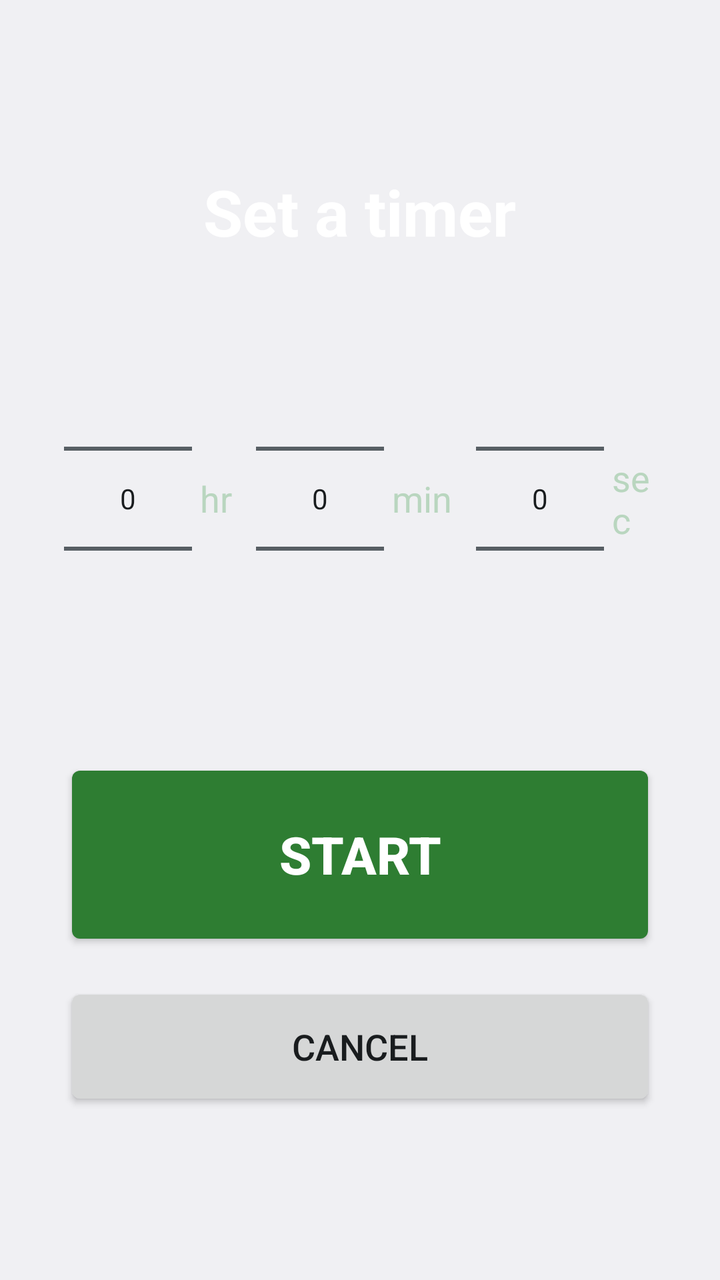
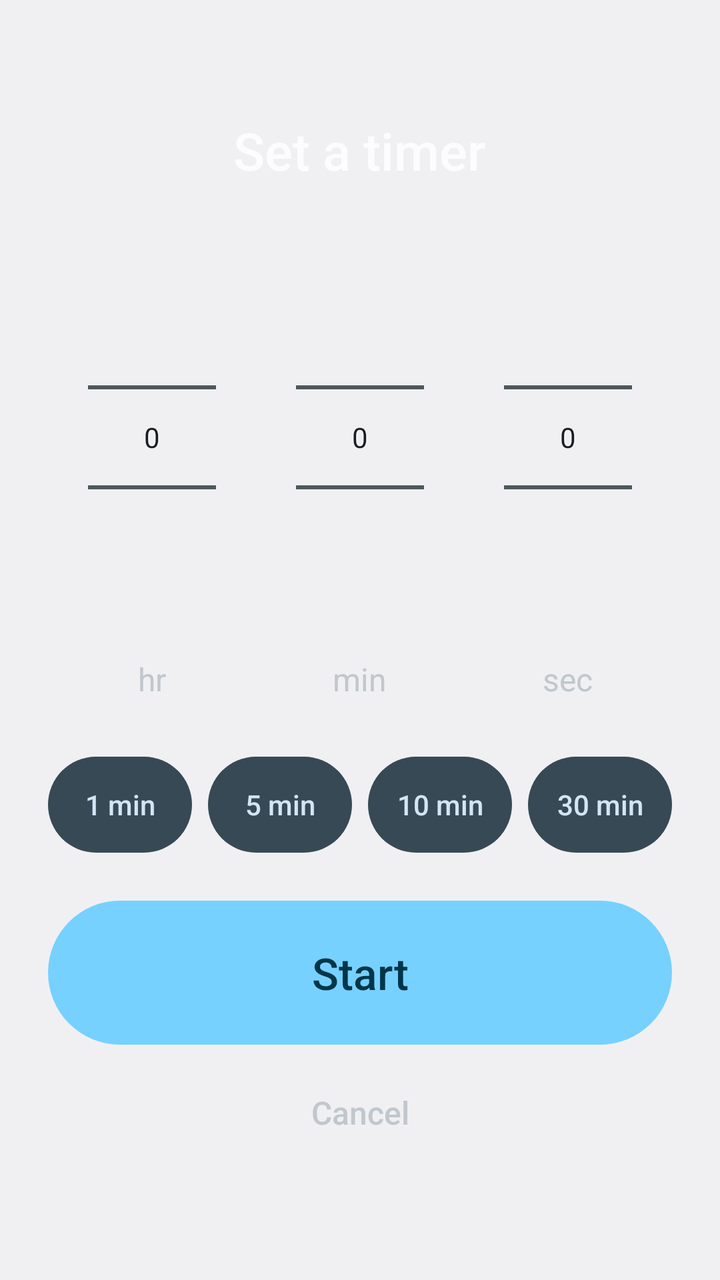

Before-and-after screenshots of an Android layout around one commit, followed by the original layout XML and the change that was made.
<!-- AndroidManifest.xml: application theme AppTheme -->
<!-- res/layout/activity_custom.xml -->
<?xml version="1.0" encoding="utf-8"?>
<LinearLayout xmlns:android="http://schemas.android.com/apk/res/android"
    android:layout_width="match_parent"
    android:layout_height="match_parent"
    android:gravity="center"
    android:orientation="vertical"
    android:padding="32dp">

    <TextView
        android:layout_width="wrap_content"
        android:layout_height="wrap_content"
        android:text="@string/custom_title"
        android:textColor="@color/ring_fg"
        android:textSize="32sp"
        android:textStyle="bold" />

    <LinearLayout
        android:layout_width="wrap_content"
        android:layout_height="wrap_content"
        android:layout_marginTop="32dp"
        android:gravity="center_vertical"
        android:orientation="horizontal">

        <NumberPicker
            android:id="@+id/pickHours"
            android:layout_width="wrap_content"
            android:layout_height="wrap_content"
            android:contentDescription="@string/custom_hours" />

        <TextView
            android:layout_width="wrap_content"
            android:layout_height="wrap_content"
            android:layout_marginStart="4dp"
            android:layout_marginEnd="12dp"
            android:text="@string/custom_hours"
            android:textColor="@color/ring_fg_dim"
            android:textSize="18sp" />

        <NumberPicker
            android:id="@+id/pickMinutes"
            android:layout_width="wrap_content"
            android:layout_height="wrap_content"
            android:contentDescription="@string/custom_minutes" />

        <TextView
            android:layout_width="wrap_content"
            android:layout_height="wrap_content"
            android:layout_marginStart="4dp"
            android:layout_marginEnd="12dp"
            android:text="@string/custom_minutes"
            android:textColor="@color/ring_fg_dim"
            android:textSize="18sp" />

        <NumberPicker
            android:id="@+id/pickSeconds"
            android:layout_width="wrap_content"
            android:layout_height="wrap_content"
            android:contentDescription="@string/custom_seconds" />

        <TextView
            android:layout_width="wrap_content"
            android:layout_height="wrap_content"
            android:layout_marginStart="4dp"
            android:text="@string/custom_seconds"
            android:textColor="@color/ring_fg_dim"
            android:textSize="18sp" />
    </LinearLayout>

    <Button
        android:id="@+id/btnCustomStart"
        android:layout_width="match_parent"
        android:layout_height="96dp"
        android:layout_marginTop="40dp"
        android:backgroundTint="@color/ring_plus"
        android:text="@string/btn_custom_start"
        android:textColor="@color/ring_fg"
        android:textSize="26sp"
        android:textStyle="bold" />

    <Button
        android:id="@+id/btnCustomCancel"
        android:layout_width="match_parent"
        android:layout_height="64dp"
        android:layout_marginTop="16dp"
        android:text="@string/action_cancel"
        android:textSize="18sp" />

</LinearLayout>
<!-- resources referenced by this layout -->
<resources>
  <color name="ring_fg">#FFFFFF</color>
  <color name="ring_fg_dim">#B9D6BF</color>
  <color name="ring_plus">#2E7D32</color>
  <string name="action_cancel">Cancel</string>
  <string name="btn_custom_start">Start</string>
  <string name="custom_hours">hr</string>
  <string name="custom_minutes">min</string>
  <string name="custom_seconds">sec</string>
  <string name="custom_title">Set a timer</string>
  <style name="AppTheme" parent="@android:style/Theme.DeviceDefault.DayNight">
          <item name="android:windowActionBar">false</item>
          <item name="android:windowNoTitle">true</item>
      </style>
</resources>

<!-- the commit's change to res/layout/activity_custom.xml (unified diff, before → after) -->
@@ -4,85 +4,150 @@
     android:layout_height="match_parent"
     android:gravity="center"
     android:orientation="vertical"
-    android:padding="32dp">
+    android:paddingStart="24dp"
+    android:paddingEnd="24dp">
 
     <TextView
         android:layout_width="wrap_content"
         android:layout_height="wrap_content"
+        android:fontFamily="sans-serif-medium"
         android:text="@string/custom_title"
-        android:textColor="@color/ring_fg"
-        android:textSize="32sp"
-        android:textStyle="bold" />
+        android:textColor="@color/lock_fg"
+        android:textSize="26sp" />
 
     <LinearLayout
-        android:layout_width="wrap_content"
+        android:layout_width="match_parent"
         android:layout_height="wrap_content"
-        android:layout_marginTop="32dp"
-        android:gravity="center_vertical"
+        android:layout_marginTop="16dp"
         android:orientation="horizontal">
 
-        <NumberPicker
-            android:id="@+id/pickHours"
-            android:layout_width="wrap_content"
+        <LinearLayout
+            android:layout_width="0dp"
             android:layout_height="wrap_content"
-            android:contentDescription="@string/custom_hours" />
+            android:layout_weight="1"
+            android:gravity="center_horizontal"
+            android:orientation="vertical">
 
-        <TextView
-            android:layout_width="wrap_content"
+            <NumberPicker
+                android:id="@+id/pickHours"
+                android:layout_width="wrap_content"
+                android:layout_height="220dp"
+                android:contentDescription="@string/custom_hours" />
+
+            <TextView
+                android:layout_width="wrap_content"
+                android:layout_height="wrap_content"
+                android:text="@string/custom_hours_label"
+                android:textColor="@color/lock_dim"
+                android:textSize="16sp" />
+        </LinearLayout>
+
+        <LinearLayout
+            android:layout_width="0dp"
             android:layout_height="wrap_content"
-            android:layout_marginStart="4dp"
-            android:layout_marginEnd="12dp"
-            android:text="@string/custom_hours"
-            android:textColor="@color/ring_fg_dim"
-            android:textSize="18sp" />
+            android:layout_weight="1"
+            android:gravity="center_horizontal"
+            android:orientation="vertical">
 
-        <NumberPicker
-            android:id="@+id/pickMinutes"
-            android:layout_width="wrap_content"
+            <NumberPicker
+                android:id="@+id/pickMinutes"
+                android:layout_width="wrap_content"
+                android:layout_height="220dp"
+                android:contentDescription="@string/custom_minutes" />
+
+            <TextView
+                android:layout_width="wrap_content"
+                android:layout_height="wrap_content"
+                android:text="@string/custom_minutes_label"
+                android:textColor="@color/lock_dim"
+                android:textSize="16sp" />
+        </LinearLayout>
+
+        <LinearLayout
+            android:layout_width="0dp"
             android:layout_height="wrap_content"
-            android:contentDescription="@string/custom_minutes" />
+            android:layout_weight="1"
+            android:gravity="center_horizontal"
+            android:orientation="vertical">
 
-        <TextView
-            android:layout_width="wrap_content"
+            <NumberPicker
+                android:id="@+id/pickSeconds"
+                android:layout_width="wrap_content"
+                android:layout_height="220dp"
+                android:contentDescription="@string/custom_seconds" />
+
+            <TextView
+                android:layout_width="wrap_content"
+                android:layout_height="wrap_content"
+                android:text="@string/custom_seconds_label"
+                android:textColor="@color/lock_dim"
+                android:textSize="16sp" />
+        </LinearLayout>
+
+    </LinearLayout>
+
+    <LinearLayout
+        android:layout_width="match_parent"
+        android:layout_height="wrap_content"
+        android:layout_marginTop="28dp"
+        android:orientation="horizontal">
+
+        <Button
+            android:id="@+id/chip1"
+            style="@style/Btn.Chip"
+            android:layout_width="0dp"
             android:layout_height="wrap_content"
-            android:layout_marginStart="4dp"
-            android:layout_marginEnd="12dp"
-            android:text="@string/custom_minutes"
-            android:textColor="@color/ring_fg_dim"
-            android:textSize="18sp" />
+            android:layout_marginStart="0dp"
+            android:layout_weight="1"
+            android:tag="60"
+            android:text="@string/chip_1" />
 
-        <NumberPicker
-            android:id="@+id/pickSeconds"
-            android:layout_width="wrap_content"
+        <Button
+            android:id="@+id/chip5"
+            style="@style/Btn.Chip"
+            android:layout_width="0dp"
             android:layout_height="wrap_content"
-            android:contentDescription="@string/custom_seconds" />
+            android:layout_marginStart="8dp"
+            android:layout_weight="1"
+            android:tag="300"
+            android:text="@string/chip_5" />
 
-        <TextView
-            android:layout_width="wrap_content"
+        <Button
+            android:id="@+id/chip10"
+            style="@style/Btn.Chip"
+            android:layout_width="0dp"
             android:layout_height="wrap_content"
-            android:layout_marginStart="4dp"
-            android:text="@string/custom_seconds"
-            android:textColor="@color/ring_fg_dim"
-            android:textSize="18sp" />
+            android:layout_marginStart="8dp"
+            android:layout_weight="1"
+            android:tag="600"
+            android:text="@string/chip_10" />
+
+        <Button
+            android:id="@+id/chip30"
+            style="@style/Btn.Chip"
+            android:layout_width="0dp"
+            android:layout_height="wrap_content"
+            android:layout_marginStart="8dp"
+            android:layout_weight="1"
+            android:tag="1800"
+            android:text="@string/chip_30" />
+
     </LinearLayout>
 
     <Button
         android:id="@+id/btnCustomStart"
+        style="@style/Btn.LockPrimary"
         android:layout_width="match_parent"
-        android:layout_height="96dp"
-        android:layout_marginTop="40dp"
-        android:backgroundTint="@color/ring_plus"
-        android:text="@string/btn_custom_start"
-        android:textColor="@color/ring_fg"
-        android:textSize="26sp"
-        android:textStyle="bold" />
+        android:layout_height="72dp"
+        android:layout_marginTop="24dp"
+        android:text="@string/btn_custom_start" />
 
     <Button
         android:id="@+id/btnCustomCancel"
+        style="@style/Btn.LockText"
         android:layout_width="match_parent"
-        android:layout_height="64dp"
-        android:layout_marginTop="16dp"
-        android:text="@string/action_cancel"
-        android:textSize="18sp" />
+        android:layout_height="wrap_content"
+        android:layout_marginTop="8dp"
+        android:text="@string/action_cancel" />
 
 </LinearLayout>
<!-- resource entries referenced after the edit -->
@@ -1,17 +1,81 @@
 <!-- resources referenced by this layout -->
 <resources>
-  <color name="ring_fg">#FFFFFF</color>
-  <color name="ring_fg_dim">#B9D6BF</color>
-  <color name="ring_plus">#2E7D32</color>
+  <color name="lock_dim">@android:color/system_neutral2_200</color>
+  <color name="lock_fg">@android:color/system_neutral1_10</color>
   <string name="action_cancel">Cancel</string>
   <string name="btn_custom_start">Start</string>
-  <string name="custom_hours">hr</string>
-  <string name="custom_minutes">min</string>
-  <string name="custom_seconds">sec</string>
+  <string name="chip_1">1 min</string>
+  <string name="chip_10">10 min</string>
+  <string name="chip_30">30 min</string>
+  <string name="chip_5">5 min</string>
+  <string name="custom_hours">Hours</string>
+  <string name="custom_hours_label">hr</string>
+  <string name="custom_minutes">Minutes</string>
+  <string name="custom_minutes_label">min</string>
+  <string name="custom_seconds">Seconds</string>
+  <string name="custom_seconds_label">sec</string>
   <string name="custom_title">Set a timer</string>
+  <style name="Btn.Chip" parent="Btn">
+          <item name="android:background">@drawable/bg_lock_tonal</item>
+          <item name="android:textColor">@color/on_lock_tonal</item>
+          <item name="android:minHeight">48dp</item>
+          <item name="android:minWidth">0dp</item>
+          <item name="android:paddingStart">8dp</item>
+          <item name="android:paddingEnd">8dp</item>
+          <item name="android:textSize">14sp</item>
+      </style>
+  <style name="Btn.LockPrimary" parent="Btn">
+          <item name="android:background">@drawable/bg_lock_primary</item>
+          <item name="android:textColor">@color/on_lock_primary</item>
+          <item name="android:textSize">22sp</item>
+      </style>
+  <style name="Btn.LockText" parent="Btn">
+          <item name="android:background">@android:color/transparent</item>
+          <item name="android:textColor">@color/lock_dim</item>
+      </style>
   <style name="AppTheme" parent="@android:style/Theme.DeviceDefault.DayNight">
           <item name="android:windowActionBar">false</item>
           <item name="android:windowNoTitle">true</item>
+          <item name="android:windowBackground">@color/surface</item>
+          <item name="android:windowLightStatusBar">@bool/light_system_bars</item>
+          <item name="android:windowLightNavigationBar">@bool/light_system_bars</item>
+          <item name="android:colorAccent">@color/primary</item>
+          <item name="android:colorControlActivated">@color/primary</item>
       </style>
+  <style name="Btn" parent="@android:style/Widget.DeviceDefault.Button">
+          <item name="android:minHeight">52dp</item>
+          <item name="android:paddingStart">24dp</item>
+          <item name="android:paddingEnd">24dp</item>
+          <item name="android:textAllCaps">false</item>
+          <item name="android:textSize">16sp</item>
+          <item name="android:fontFamily">sans-serif-medium</item>
+          <item name="android:stateListAnimator">@null</item>
+      </style>
+  <!-- drawable bg_lock_tonal (drawable) -->
+  <?xml version="1.0" encoding="utf-8"?>
+  <ripple xmlns:android="http://schemas.android.com/apk/res/android" android:color="@color/on_lock_tonal">
+      <item>
+          <shape android:shape="rectangle">
+              <solid android:color="@color/lock_tonal" />
+              <corners android:radius="100dp" />
+          </shape>
+      </item>
+  </ripple>
+  <color name="on_lock_tonal">@android:color/system_accent2_100</color>
+  <!-- drawable bg_lock_primary (drawable) -->
+  <?xml version="1.0" encoding="utf-8"?>
+  <ripple xmlns:android="http://schemas.android.com/apk/res/android" android:color="@color/on_lock_primary">
+      <item>
+          <shape android:shape="rectangle">
+              <solid android:color="@color/lock_primary" />
+              <corners android:radius="100dp" />
+          </shape>
+      </item>
+  </ripple>
+  <color name="on_lock_primary">@android:color/system_accent1_800</color>
+  <color name="surface">@android:color/system_neutral1_50</color>
+  <color name="primary">@android:color/system_accent1_600</color>
+  <color name="lock_tonal">@android:color/system_accent2_700</color>
+  <color name="lock_primary">@android:color/system_accent1_200</color>
 </resources>
 
